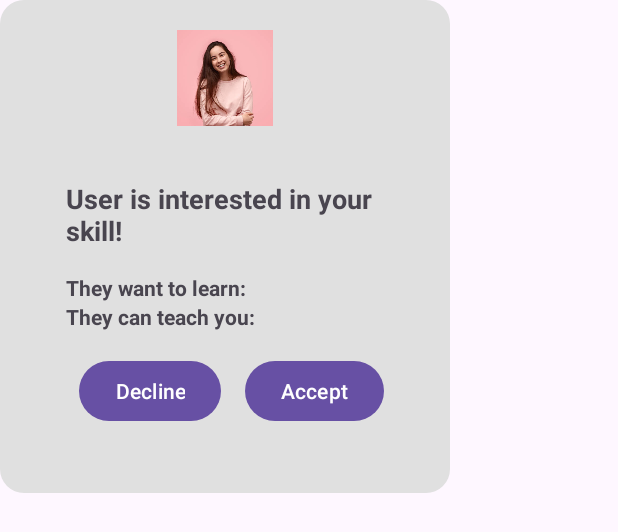
After one commit to NadineeSCH/SkillSwap, an Android app: the layout incoming_request_dialog.xml on its own in the app's theme, with its tools: preview values and no code run, on a phone screen of 412 x 824 dp. The commit adds this screen. Shown: the top 532 px of the screen. Run offline under Robolectric (Android 15) with nearby library versions, the phone set to English and light mode, and no system bars.

Commit message:
feat: added simulation of incoming requests

```diff
--- a/app/src/main/AndroidManifest.xml
+++ b/app/src/main/AndroidManifest.xml
@@ -12,9 +12,7 @@
         android:supportsRtl="true"
         android:theme="@style/Theme.SkillSwap"
         tools:targetApi="31">
-        <activity
-            android:name=".SetMatch"
-            android:exported="false" />
+
         <activity
             android:name=".MatchPage"
             android:exported="false" />
--- a/app/src/main/res/layout/activity_main.xml
+++ b/app/src/main/res/layout/activity_main.xml
@@ -188,6 +188,6 @@
         app:layout_constraintTop_toBottomOf="@id/welcome_text"
         app:layout_constraintLeft_toLeftOf="parent"
         app:layout_constraintRight_toRightOf="parent"
-        android:layout_marginTop="16dp" />
+        android:layout_marginTop="40dp" />
 
 </LinearLayout>
--- a/app/src/main/res/layout/activity_match_page.xml
+++ b/app/src/main/res/layout/activity_match_page.xml
@@ -14,7 +14,7 @@
         android:layout_height="40dp"
         android:layout_margin="16dp"
         android:background="@android:color/transparent"
-        android:src="@android:drawable/ic_media_previous"
+        android:src="@drawable/arrow_ios_back"
         android:contentDescription="Back"
         app:layout_constraintTop_toTopOf="parent"
         app:layout_constraintStart_toStartOf="parent" />
--- /dev/null
+++ b/app/src/main/res/layout/incoming_request_dialog.xml
@@ -0,0 +1,77 @@
+<?xml version="1.0" encoding="utf-8"?>
+<LinearLayout xmlns:android="http://schemas.android.com/apk/res/android"
+    android:layout_width="300dp"
+    android:layout_height="wrap_content"
+    android:orientation="vertical"
+    android:padding="20dp"
+    android:background="@drawable/dialog_bg"
+    android:gravity="center_horizontal">
+
+    <ImageView
+        android:id="@+id/incomingUserImage"
+        android:layout_width="64dp"
+        android:layout_height="64dp"
+        android:layout_marginBottom="12dp"
+        android:src="@drawable/sample_profile_request"
+        android:scaleType="centerCrop"
+        android:contentDescription="User Image"/>
+
+
+
+    <LinearLayout
+        android:id="@+id/dialogContainer"
+        android:layout_width="match_parent"
+        android:layout_height="wrap_content"
+        android:orientation="vertical"
+        android:padding="24dp">
+
+        <TextView
+            android:id="@+id/requestMessage"
+            android:layout_width="match_parent"
+            android:layout_height="wrap_content"
+            android:text="User is interested in your skill!"
+            android:textSize="18sp"
+            android:textStyle="bold"
+            android:paddingBottom="16dp" />
+
+        <!-- Section: They want to learn -->
+        <TextView
+            android:layout_width="match_parent"
+            android:layout_height="wrap_content"
+            android:text="They want to learn:"
+            android:textStyle="bold"
+            android:id = "@+id/theyLearn"/>
+
+
+        <!-- Section: They can teach -->
+        <TextView
+            android:layout_width="match_parent"
+            android:layout_height="wrap_content"
+            android:text="They can teach you:"
+            android:textStyle="bold"
+            android:id = "@+id/theyTeach"/>
+
+
+        <LinearLayout
+            android:layout_width="match_parent"
+            android:layout_height="wrap_content"
+            android:orientation="horizontal"
+            android:layout_marginTop="16dp"
+            android:gravity="end">
+
+            <Button
+                android:id="@+id/declineRequest"
+                android:layout_width="wrap_content"
+                android:layout_height="wrap_content"
+                android:text="Decline" />
+
+            <Button
+                android:id="@+id/acceptRequest"
+                android:layout_width="wrap_content"
+                android:layout_height="wrap_content"
+                android:text="Accept"
+                android:layout_marginStart="16dp" />
+        </LinearLayout>
+    </LinearLayout>
+
+</LinearLayout>
```
Also changed, not shown: app/src/main/java/com/example/skillswap/MatchPage.java (+53 -1 lines), app/src/main/java/com/example/skillswap/SetMatch.java (deleted, +0 -45 lines), app/src/main/res/drawable/arrow_ios_back.xml (added, +14 -0 lines), app/src/main/res/drawable/sample_profile_request.jpg (added).
